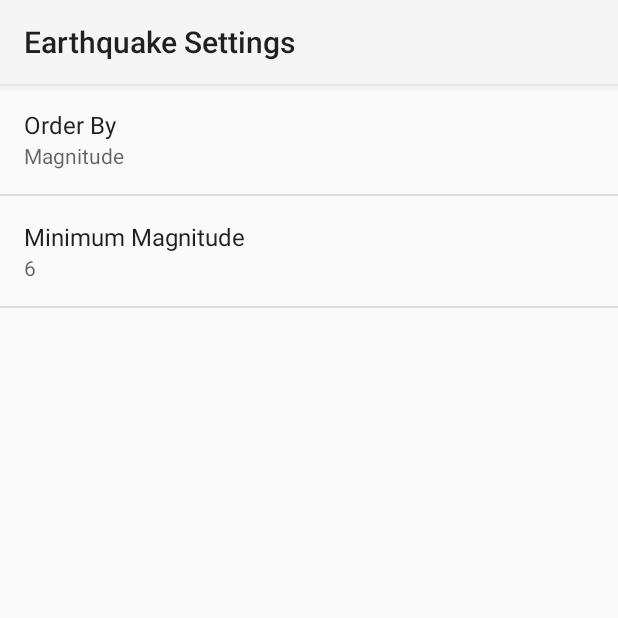
After one commit to godAayush/EarthQuakeAndroid, an Android app: the SettingsActivity screen opened directly, with no data from a screen before it, on a phone screen of 412 x 824 dp, the top half of it. The commit adds this screen. Run offline under Robolectric (Android 15) with nearby library versions, the phone set to English and light mode, and no system bars.

Commit message:
3.0 customised settings.. just copied

```diff
--- /dev/null
+++ b/app/src/main/java/com/example/android/quakereport/SettingsActivity.java
@@ -0,0 +1,58 @@
+package com.example.android.quakereport;
+
+import android.content.SharedPreferences;
+import android.os.Bundle;
+import android.preference.ListPreference;
+import android.preference.Preference;
+import android.preference.PreferenceFragment;
+import android.preference.PreferenceManager;
+
+import androidx.appcompat.app.AppCompatActivity;
+
+public class SettingsActivity extends AppCompatActivity {
+
+    @Override
+    protected void onCreate(Bundle savedInstanceState) {
+        super.onCreate(savedInstanceState);
+        setContentView(R.layout.settings_activity);
+    }
+
+    public static class EarthquakePreferenceFragment extends PreferenceFragment implements Preference.OnPreferenceChangeListener {
+
+        @Override
+        public void onCreate(Bundle savedInstanceState) {
+            super.onCreate(savedInstanceState);
+            addPreferencesFromResource(R.xml.settings_main);
+
+            Preference minMagnitude = findPreference(getString(R.string.settings_min_magnitude_key));
+            bindPreferenceSummaryToValue(minMagnitude);
+
+            Preference orderBy = findPreference(getString(R.string.settings_order_by_key));
+            bindPreferenceSummaryToValue(orderBy);
+        }
+
+        private void bindPreferenceSummaryToValue(Preference preference) {
+            preference.setOnPreferenceChangeListener(this);
+            SharedPreferences preferences = PreferenceManager.getDefaultSharedPreferences(preference.getContext());
+            String preferenceString = preferences.getString(preference.getKey(), "");
+            onPreferenceChange(preference, preferenceString);
+        }
+
+        @Override
+        public boolean onPreferenceChange(Preference preference, Object value) {
+            String stringValue = value.toString();
+            if (preference instanceof ListPreference) {
+                ListPreference listPreference = (ListPreference) preference;
+                int prefIndex = listPreference.findIndexOfValue(stringValue);
+                if (prefIndex >= 0) {
+                    CharSequence[] labels = listPreference.getEntries();
+                    preference.setSummary(labels[prefIndex]);
+                }
+            } else {
+                preference.setSummary(stringValue);
+            }
+            return true;
+        }
+
+    }
+}
--- /dev/null
+++ b/app/src/main/res/values/arrays.xml
@@ -0,0 +1,12 @@
+<?xml version="1.0" encoding="utf-8"?>
+<resources>
+    <string-array name="settings_order_by_labels">
+        <item>@string/settings_order_by_magnitude_label</item>
+        <item>@string/settings_order_by_most_recent_label</item>
+    </string-array>
+
+    <string-array name="settings_order_by_values">
+        <item>@string/settings_order_by_magnitude_value</item>
+        <item>@string/settings_order_by_most_recent_value</item>
+    </string-array>
+</resources>
--- a/app/src/main/res/values/strings.xml
+++ b/app/src/main/res/values/strings.xml
@@ -18,4 +18,27 @@
     <!-- Text to display in the list when there are no earthquakes [CHAR LIMIT=NONE] -->
     <string name="no_earthquakes">No earthquakes found.</string>
     <string name="no_internet">No internet connection</string>
+
+    <!-- Settings Menu Item [CHAR LIMIT=NONE] -->
+    <string name="settings_menu_item">Settings</string>
+    <!-- Settings Activity Title [CHAR LIMIT=NONE] -->
+    <string name="settings_title">Earthquake Settings</string>
+
+    <!-- Strings For Minimum Magnitude Preference [CHAR LIMIT=30] -->
+    <string name="settings_min_magnitude_label">Minimum Magnitude</string>
+    <string name="settings_min_magnitude_key" translatable="false">min_magnitude</string>
+    <string name="settings_min_magnitude_default" translatable="false">6</string>
+
+    <!-- Strings For Order-By Preference [CHAR LIMIT=30] -->
+    <string name="settings_order_by_label">Order By</string>
+    <string name="settings_order_by_key" translatable="false">order_by</string>
+    <string name="settings_order_by_default" translatable="false">@string/settings_order_by_magnitude_value</string>
+
+    <!-- Label for order-by magnitude option [CHAR LIMIT=20] -->
+    <string name="settings_order_by_magnitude_label">Magnitude</string>
+    <string name="settings_order_by_magnitude_value" translatable="false">magnitude</string>
+
+    <!-- Label for order-by most recent option [CHAR LIMIT=20] -->
+    <string name="settings_order_by_most_recent_label">Most Recent</string>
+    <string name="settings_order_by_most_recent_value" translatable="false">time</string>
 </resources>
--- /dev/null
+++ b/app/src/main/res/xml/settings_main.xml
@@ -0,0 +1,20 @@
+<?xml version="1.0" encoding="utf-8"?>
+<PreferenceScreen
+    xmlns:android="http://schemas.android.com/apk/res/android"
+    android:title="@string/settings_title">
+
+    <ListPreference
+        android:defaultValue="@string/settings_order_by_default"
+        android:entries="@array/settings_order_by_labels"
+        android:entryValues="@array/settings_order_by_values"
+        android:key="@string/settings_order_by_key"
+        android:title="@string/settings_order_by_label" />
+
+    <EditTextPreference
+        android:defaultValue="@string/settings_min_magnitude_default"
+        android:inputType="numberDecimal"
+        android:key="@string/settings_min_magnitude_key"
+        android:selectAllOnFocus="true"
+        android:title="@string/settings_min_magnitude_label" />
+
+</PreferenceScreen>
```
Also changed, not shown: app/src/main/AndroidManifest.xml (+8 -0 lines), app/src/main/java/com/example/android/quakereport/EarthquakeActivity.java (+49 -2 lines), app/src/main/res/layout/settings_activity.xml (added, +9 -0 lines), app/src/main/res/menu/main.xml (added, +13 -0 lines), app/src/main/res/drawable-hdpi/ic_filter.png (added), app/src/main/res/drawable-mdpi/ic_filter.png (added), app/src/main/res/drawable-xhdpi/ic_filter.png (added), app/src/main/res/drawable-xxhdpi/ic_filter.png (added), app/src/main/res/drawable-xxxhdpi/ic_filter.png (added).
